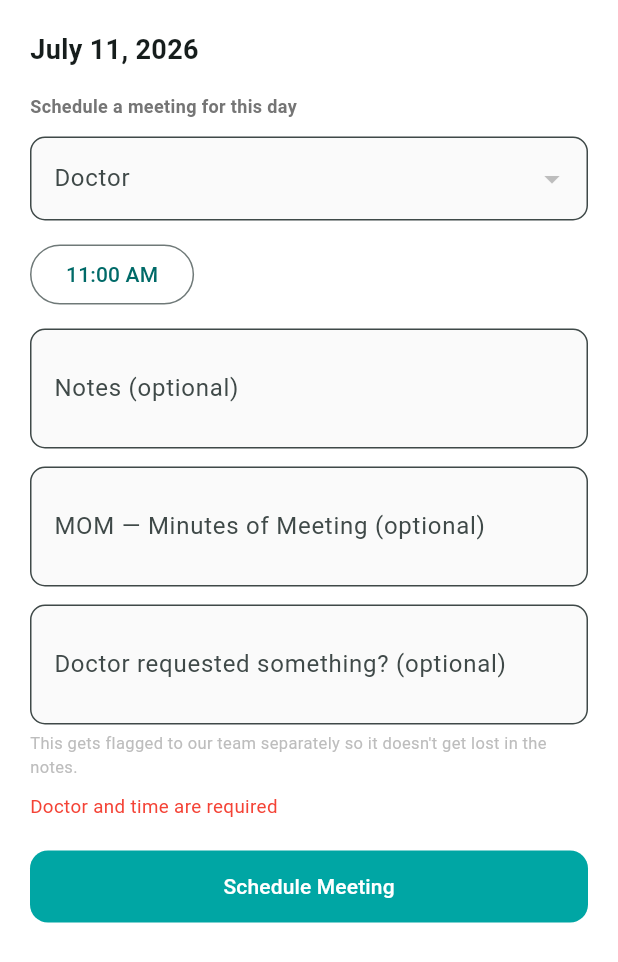
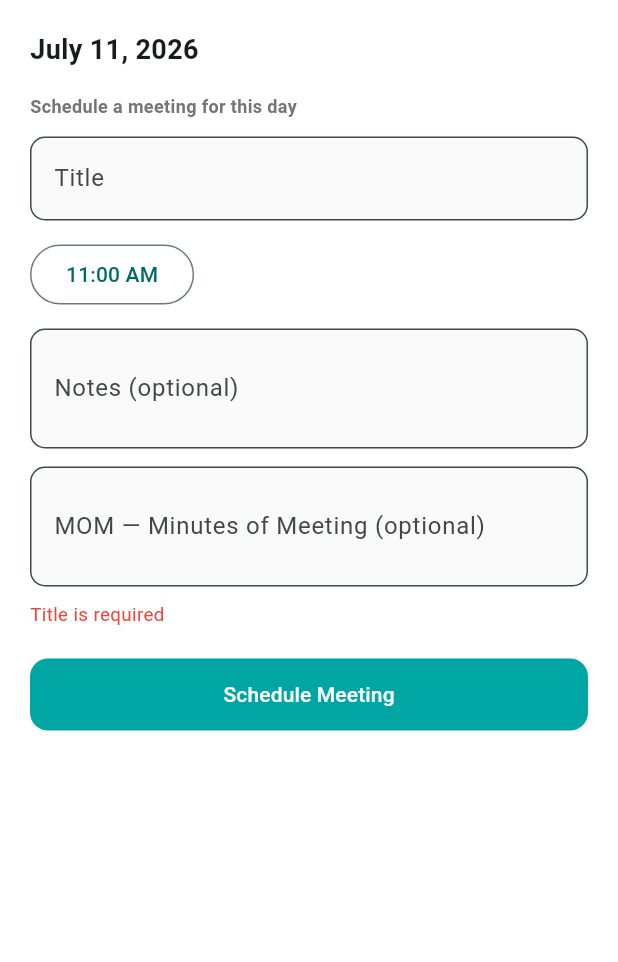
Before and after one commit to La823/Moulins, a Flutter app: the _DaySheet widget shown alone on an empty page, opened directly with empty values, after a tap on "Schedule Meeting", on a phone screen of 412 x 824 dp. Shown: the top 962 px of the screen. Run offline on Flutter 3.47's test engine with Material 3 defaults, Android fonts, the phone set to English and light mode, and no system bars; our stand-ins replace cached_network_image, dio, firebase_core, firebase_messaging, flutter_cache_manager, flutter_local_notifications and 6 more; accounts and stored records are empty; network calls fail.

Commit message:
Let admin/employee schedule plain meetings without a doctor
Meetings.doctor_id is now nullable with a new optional title field —
staff schedule general meetings (title + time, no doctor required) since
they no longer have a personal doctor list, while customers keep the
existing doctor-picker flow unchanged. Admin views (meetings table, the
per-user meetings panel) fall back to showing the title when there's no
doctor attached.

Co-Authored-By: Claude Sonnet 5 <noreply@anthropic.com>

```diff
--- a/mobile/lib/models/meeting.dart
+++ b/mobile/lib/models/meeting.dart
@@ -1,7 +1,8 @@
 class Meeting {
   final String id;
-  final String doctorId;
+  final String? doctorId;
   final String doctorName;
+  final String? title;
   final DateTime scheduledAt;
   final String? notes;
   final String? mom;
@@ -9,18 +10,29 @@ class Meeting {
 
   Meeting({
     required this.id,
-    required this.doctorId,
+    this.doctorId,
     required this.doctorName,
+    this.title,
     required this.scheduledAt,
     this.notes,
     this.mom,
     required this.status,
   });
 
+  // What to actually show as the meeting's "who/what" — the doctor's name
+  // if there is one, otherwise the free-text title (staff meetings without
+  // a doctor), falling back to a generic label if somehow neither is set.
+  String get displayTitle {
+    if (doctorName.isNotEmpty) return 'Dr. $doctorName';
+    if (title != null && title!.isNotEmpty) return title!;
+    return 'Meeting';
+  }
+
   factory Meeting.fromJson(Map<String, dynamic> json) => Meeting(
         id: json['id'] ?? '',
-        doctorId: json['doctor_id'] ?? '',
+        doctorId: json['doctor_id'],
         doctorName: json['doctor_name'] ?? '',
+        title: json['title'],
         scheduledAt: DateTime.tryParse(json['scheduled_at'] ?? '') ?? DateTime.now(),
         notes: json['notes'],
         mom: json['mom'],
--- a/mobile/lib/screens/meetings/meetings_screen.dart
+++ b/mobile/lib/screens/meetings/meetings_screen.dart
@@ -1,6 +1,8 @@
 import 'package:flutter/material.dart';
+import 'package:flutter_riverpod/flutter_riverpod.dart';
 import '../../models/doctor.dart';
 import '../../models/meeting.dart';
+import '../../providers/auth_provider.dart';
 import '../../services/doctor_service.dart';
 import '../../services/meeting_service.dart';
 import '../../services/request_service.dart';
@@ -15,15 +17,15 @@ const _ink = Color(0xFF1A1A1A);
 String _dateKey(DateTime d) =>
     '${d.year}-${d.month.toString().padLeft(2, '0')}-${d.day.toString().padLeft(2, '0')}';
 
-class MeetingsScreen extends StatefulWidget {
+class MeetingsScreen extends ConsumerStatefulWidget {
   final String? preselectedDoctorId;
   const MeetingsScreen({super.key, this.preselectedDoctorId});
 
   @override
-  State<MeetingsScreen> createState() => _MeetingsScreenState();
+  ConsumerState<MeetingsScreen> createState() => _MeetingsScreenState();
 }
 
-class _MeetingsScreenState extends State<MeetingsScreen> {
+class _MeetingsScreenState extends ConsumerState<MeetingsScreen> {
   List<Meeting> _meetings = [];
   bool _loading = true;
   DateTime _monthCursor = DateTime(DateTime.now().year, DateTime.now().month, 1);
@@ -98,6 +100,7 @@ class _MeetingsScreenState extends State<MeetingsScreen> {
         date: date,
         meetings: _meetings.where((m) => _dateKey(m.scheduledAt) == _dateKey(date)).toList(),
         preselectedDoctorId: preselectedDoctorId,
+        isCustomer: ref.read(authProvider).user?.role == 'customer',
         onChanged: _load,
       ),
     );
@@ -114,7 +117,7 @@ class _MeetingsScreenState extends State<MeetingsScreen> {
       child: Column(
         crossAxisAlignment: CrossAxisAlignment.start,
         children: [
-          Text('Dr. ${m.doctorName}', style: const TextStyle(fontWeight: FontWeight.w600, fontSize: 14)),
+          Text(m.displayTitle, style: const TextStyle(fontWeight: FontWeight.w600, fontSize: 14)),
           const SizedBox(height: 4),
           Text(_formatDateTime(m.scheduledAt), style: TextStyle(fontSize: 12.5, color: Colors.grey.shade500)),
           if (m.notes != null && m.notes!.isNotEmpty) ...[
@@ -371,12 +374,14 @@ class _DaySheet extends StatefulWidget {
   final DateTime date;
   final List<Meeting> meetings;
   final String? preselectedDoctorId;
+  final bool isCustomer;
   final VoidCallback onChanged;
 
   const _DaySheet({
     required this.date,
     required this.meetings,
     this.preselectedDoctorId,
+    required this.isCustomer,
     required this.onChanged,
   });
 
@@ -388,6 +393,7 @@ class _DaySheetState extends State<_DaySheet> {
   List<Doctor> _doctors = [];
   String? _selectedDoctorId;
   TimeOfDay? _time = const TimeOfDay(hour: 11, minute: 0);
+  final _titleCtrl = TextEditingController();
   final _notesCtrl = TextEditingController();
   final _momCtrl = TextEditingController();
   final _requestCtrl = TextEditingController();
@@ -398,6 +404,10 @@ class _DaySheetState extends State<_DaySheet> {
   @override
   void initState() {
     super.initState();
+    if (!widget.isCustomer) {
+      _loadingDoctors = false;
+      return;
+    }
     _selectedDoctorId = widget.preselectedDoctorId;
     DoctorService().getDoctors().then((d) {
       if (mounted) setState(() { _doctors = d; _loadingDoctors = false; });
@@ -407,21 +417,30 @@ class _DaySheetState extends State<_DaySheet> {
   }
 
   Future<void> _submit() async {
-    if (_selectedDoctorId == null || _time == null) {
-      setState(() => _error = 'Doctor and time are required');
+    if (_time == null) {
+      setState(() => _error = 'Time is required');
+      return;
+    }
+    if (widget.isCustomer && _selectedDoctorId == null) {
+      setState(() => _error = 'Doctor is required');
+      return;
+    }
+    if (!widget.isCustomer && _titleCtrl.text.trim().isEmpty) {
+      setState(() => _error = 'Title is required');
       return;
     }
     setState(() { _submitting = true; _error = null; });
     try {
       final scheduledAt = DateTime(widget.date.year, widget.date.month, widget.date.day, _time!.hour, _time!.minute);
       await MeetingService().createMeeting(
-        doctorId: _selectedDoctorId!,
+        doctorId: widget.isCustomer ? _selectedDoctorId : null,
+        title: widget.isCustomer ? null : _titleCtrl.text.trim(),
         scheduledAt: scheduledAt,
         notes: _notesCtrl.text.trim().isEmpty ? null : _notesCtrl.text.trim(),
         mom: _momCtrl.text.trim().isEmpty ? null : _momCtrl.text.trim(),
       );
 
-      if (_requestCtrl.text.trim().isNotEmpty) {
+      if (widget.isCustomer && _requestCtrl.text.trim().isNotEmpty) {
         final matches = _doctors.where((d) => d.id == _selectedDoctorId);
         final doctorName = matches.isEmpty ? 'doctor' : matches.first.name;
         try {
@@ -472,7 +491,7 @@ class _DaySheetState extends State<_DaySheet> {
                         child: Column(
                           crossAxisAlignment: CrossAxisAlignment.start,
                           children: [
-                            Text('Dr. ${m.doctorName}', style: const TextStyle(fontWeight: FontWeight.w600, fontSize: 13)),
+                            Text(m.displayTitle, style: const TextStyle(fontWeight: FontWeight.w600, fontSize: 13)),
                             Text(_formatTime(m.scheduledAt), style: TextStyle(fontSize: 12, color: Colors.grey.shade500)),
                             if (m.notes != null && m.notes!.isNotEmpty)
                               Text(m.notes!, style: TextStyle(fontSize: 12, color: Colors.grey.shade600)),
@@ -499,6 +518,7 @@ class _DaySheetState extends State<_DaySheet> {
             ),
             const SizedBox(height: 12),
 
+            if (widget.isCustomer)
               _loadingDoctors
                   ? const Center(child: CircularProgressIndicator(color: _teal))
                   : DropdownButtonFormField<String>(
@@ -513,6 +533,17 @@ class _DaySheetState extends State<_DaySheet> {
                           .map((d) => DropdownMenuItem(value: d.id, child: Text(d.name, overflow: TextOverflow.ellipsis)))
                           .toList(),
                       onChanged: (v) => setState(() => _selectedDoctorId = v),
+                    )
+            else
+              TextField(
+                controller: _titleCtrl,
+                decoration: InputDecoration(
+                  labelText: 'Title',
+                  hintText: 'e.g. Team sync, Client call...',
+                  filled: true,
+                  fillColor: Colors.grey.shade50,
+                  border: OutlineInputBorder(borderRadius: BorderRadius.circular(10), borderSide: BorderSide(color: Colors.grey.shade200)),
+                ),
               ),
             const SizedBox(height: 12),
             OutlinedButton(
@@ -545,6 +576,7 @@ class _DaySheetState extends State<_DaySheet> {
                 border: OutlineInputBorder(borderRadius: BorderRadius.circular(10), borderSide: BorderSide(color: Colors.grey.shade200)),
               ),
             ),
+            if (widget.isCustomer) ...[
               const SizedBox(height: 12),
               TextField(
                 controller: _requestCtrl,
@@ -562,6 +594,7 @@ class _DaySheetState extends State<_DaySheet> {
                 'This gets flagged to our team separately so it doesn\'t get lost in the notes.',
                 style: TextStyle(fontSize: 11, color: Colors.grey.shade400),
               ),
+            ],
             if (_error != null) ...[
               const SizedBox(height: 10),
               Text(_error!, style: const TextStyle(color: Colors.red, fontSize: 12.5)),
--- a/mobile/lib/services/meeting_service.dart
+++ b/mobile/lib/services/meeting_service.dart
@@ -9,14 +9,18 @@ class MeetingService {
     return (res.data as List<dynamic>).map((e) => Meeting.fromJson(e)).toList();
   }
 
+  // Either doctorId or title must be provided — a meeting is identified by
+  // one or the other (staff scheduling a general meeting has no doctor).
   Future<void> createMeeting({
-    required String doctorId,
+    String? doctorId,
+    String? title,
     required DateTime scheduledAt,
     String? notes,
     String? mom,
   }) async {
     await _dio.post('/meetings', data: {
-      'doctor_id': doctorId,
+      if (doctorId != null) 'doctor_id': doctorId,
+      if (title != null) 'title': title,
       'scheduled_at': scheduledAt.toUtc().toIso8601String(),
       if (notes != null) 'notes': notes,
       if (mom != null) 'mom': mom,
```
Also changed, not shown: 5 other files. Lines whose indentation alone changed are shown as unchanged.
